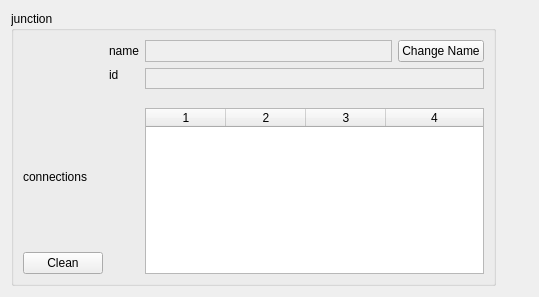
Before: the Qt Designer form src/OpenCOVER/DrivingSim/oddlot/src/settings/widgets/junctionsettings.ui in hlrs-vis/covise, drawn with Qt 5.
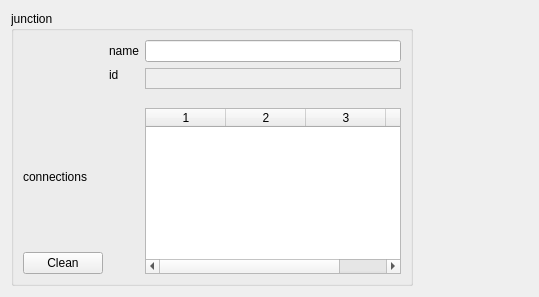
After: the same form once the commit is applied.

```diff
--- a/src/OpenCOVER/DrivingSim/oddlot/src/settings/widgets/junctionsettings.ui
+++ b/src/OpenCOVER/DrivingSim/oddlot/src/settings/widgets/junctionsettings.ui
@@ -40,54 +40,6 @@
         </property>
        </widget>
       </item>
-      <item row="0" column="3">
-       <layout class="QHBoxLayout" name="horizontalLayout">
-        <item>
-         <widget class="QTextEdit" name="nameBox">
-          <property name="enabled">
-           <bool>false</bool>
-          </property>
-          <property name="sizePolicy">
-           <sizepolicy hsizetype="Expanding" vsizetype="Ignored">
-            <horstretch>0</horstretch>
-            <verstretch>0</verstretch>
-           </sizepolicy>
-          </property>
-          <property name="minimumSize">
-           <size>
-            <width>0</width>
-            <height>21</height>
-           </size>
-          </property>
-          <property name="verticalScrollBarPolicy">
-           <enum>Qt::ScrollBarAlwaysOff</enum>
-          </property>
-          <property name="horizontalScrollBarPolicy">
-           <enum>Qt::ScrollBarAlwaysOff</enum>
-          </property>
-          <property name="undoRedoEnabled">
-           <bool>false</bool>
-          </property>
-          <property name="lineWrapMode">
-           <enum>QTextEdit::NoWrap</enum>
-          </property>
-          <property name="readOnly">
-           <bool>true</bool>
-          </property>
-          <property name="acceptRichText">
-           <bool>false</bool>
-          </property>
-         </widget>
-        </item>
-        <item>
-         <widget class="QPushButton" name="nameButton">
-          <property name="text">
-           <string>Change Name</string>
-          </property>
-         </widget>
-        </item>
-       </layout>
-      </item>
       <item row="1" column="1">
        <widget class="QLabel" name="idLabel">
         <property name="text">
@@ -198,6 +150,9 @@
         </item>
        </layout>
       </item>
+      <item row="0" column="3">
+       <widget class="QLineEdit" name="nameBox"/>
+      </item>
      </layout>
     </widget>
    </item>
```
